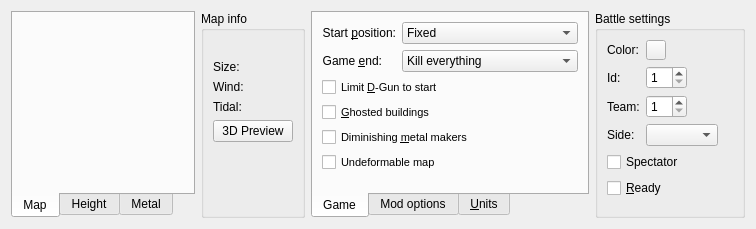
tizbac/qtlobby, file ui/BattleWindowForm.ui: the form before one commit.
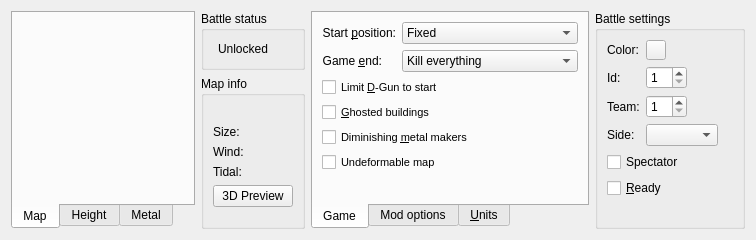
The form after the commit. Icons and pictures are not drawn. Custom widgets are drawn as their Qt base class.

Commit message: Fixed Issue 161 SQADS: fixed !lock and !unlock

What changed in the file:
```diff
--- a/ui/BattleWindowForm.ui
+++ b/ui/BattleWindowForm.ui
@@ -7,7 +7,7 @@
     <x>0</x>
     <y>0</y>
     <width>756</width>
-    <height>229</height>
+    <height>240</height>
    </rect>
   </property>
   <property name="maximumSize">
@@ -19,8 +19,8 @@
   <property name="windowTitle">
    <string>Form</string>
   </property>
-  <layout class="QGridLayout" name="gridLayout_7">
-   <item row="0" column="0">
+  <layout class="QGridLayout" name="gridLayout_3">
+   <item row="0" column="0" rowspan="2">
     <widget class="QTabWidget" name="tabWidget">
      <property name="minimumSize">
       <size>
@@ -96,7 +96,27 @@
      </widget>
     </widget>
    </item>
-   <item row="0" column="2">
+   <item row="0" column="1">
+    <widget class="QGroupBox" name="groupBox">
+     <property name="title">
+      <string>Battle status</string>
+     </property>
+     <layout class="QVBoxLayout" name="verticalLayout">
+      <item>
+       <widget class="QLabel" name="battleStatusLabel">
+        <property name="text">
+         <string>&lt;!DOCTYPE HTML PUBLIC &quot;-//W3C//DTD HTML 4.0//EN&quot; &quot;http://www.w3.org/TR/REC-html40/strict.dtd&quot;&gt;
+&lt;html&gt;&lt;head&gt;&lt;meta name=&quot;qrichtext&quot; content=&quot;1&quot; /&gt;&lt;style type=&quot;text/css&quot;&gt;
+p, li { white-space: pre-wrap; }
+&lt;/style&gt;&lt;/head&gt;&lt;body style=&quot; font-family:'DejaVu Sans'; font-size:9pt; font-weight:400; font-style:normal;&quot;&gt;
+&lt;p style=&quot; margin-top:0px; margin-bottom:0px; margin-left:0px; margin-right:0px; -qt-block-indent:0; text-indent:0px;&quot;&gt;&lt;table&gt;&lt;tr&gt;&lt;td&gt;&lt;img src=&quot;:/icons/open_game.xpm&quot; /&gt;&lt;/td&gt;&lt;td&gt;Unlocked&lt;/td&gt;&lt;/tr&gt;&lt;/table&gt;&lt;/p&gt;&lt;/body&gt;&lt;/html&gt;</string>
+        </property>
+       </widget>
+      </item>
+     </layout>
+    </widget>
+   </item>
+   <item row="0" column="2" rowspan="2">
     <widget class="QTabWidget" name="optionTabs">
      <property name="tabPosition">
       <enum>QTabWidget::South</enum>
@@ -300,7 +320,7 @@
      </widget>
     </widget>
    </item>
-   <item row="0" column="3">
+   <item row="0" column="3" rowspan="2">
     <widget class="QGroupBox" name="battleSettingsGroupBox">
      <property name="title">
       <string>Battle settings</string>
@@ -428,7 +448,7 @@
      </layout>
     </widget>
    </item>
-   <item row="0" column="1">
+   <item row="1" column="1">
     <widget class="QGroupBox" name="groupBox_2">
      <property name="title">
       <string>Map info</string>
```
The commit also changes 1 other file.
